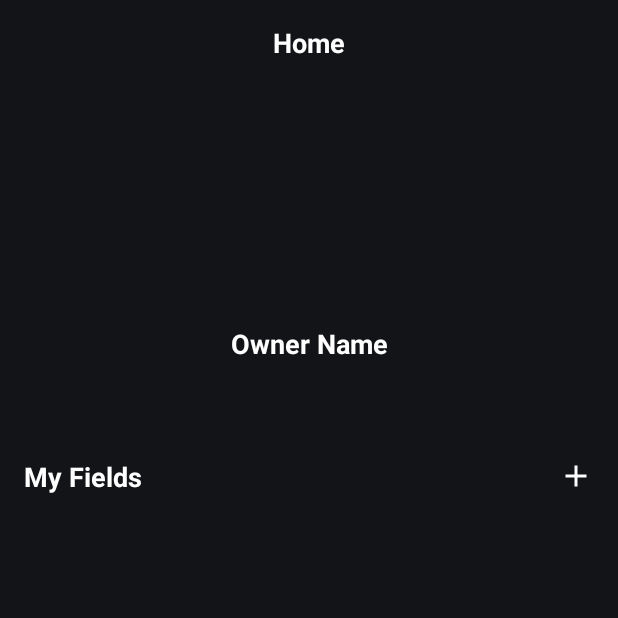
After one commit to mohamed-mahdy-7/KooraHour, an Android app: the fragment OwnerProfileFragment shown on its own in the app's theme, on a phone screen of 412 x 824 dp, the top half of it. The commit adds this screen. Run offline under Robolectric (Android 15) with nearby library versions, the phone set to English and light mode, and no system bars; our stand-ins replace CircleImageView.

Commit message:
create the xml file of OwnerProfileFragment.kt

```diff
--- /dev/null
+++ b/app/src/main/java/com/hundredcode/koorahour/ui/activity/OwnerProfileFragment.kt
@@ -0,0 +1,60 @@
+package com.hundredcode.koorahour.ui.activity
+
+import android.os.Bundle
+import androidx.fragment.app.Fragment
+import android.view.LayoutInflater
+import android.view.View
+import android.view.ViewGroup
+import com.hundredcode.koorahour.R
+
+// TODO: Rename parameter arguments, choose names that match
+// the fragment initialization parameters, e.g. ARG_ITEM_NUMBER
+private const val ARG_PARAM1 = "param1"
+private const val ARG_PARAM2 = "param2"
+
+/**
+ * A simple [Fragment] subclass.
+ * Use the [OwnerProfileFragment.newInstance] factory method to
+ * create an instance of this fragment.
+ */
+class OwnerProfileFragment : Fragment() {
+    // TODO: Rename and change types of parameters
+    private var param1: String? = null
+    private var param2: String? = null
+
+    override fun onCreate(savedInstanceState: Bundle?) {
+        super.onCreate(savedInstanceState)
+        arguments?.let {
+            param1 = it.getString(ARG_PARAM1)
+            param2 = it.getString(ARG_PARAM2)
+        }
+    }
+
+    override fun onCreateView(
+        inflater: LayoutInflater, container: ViewGroup?,
+        savedInstanceState: Bundle?
+    ): View? {
+        // Inflate the layout for this fragment
+        return inflater.inflate(R.layout.fragment_owner_profile, container, false)
+    }
+
+    companion object {
+        /**
+         * Use this factory method to create a new instance of
+         * this fragment using the provided parameters.
+         *
+         * @param param1 Parameter 1.
+         * @param param2 Parameter 2.
+         * @return A new instance of fragment OwnerProfileFragment.
+         */
+        // TODO: Rename and change types and number of parameters
+        @JvmStatic
+        fun newInstance(param1: String, param2: String) =
+            OwnerProfileFragment().apply {
+                arguments = Bundle().apply {
+                    putString(ARG_PARAM1, param1)
+                    putString(ARG_PARAM2, param2)
+                }
+            }
+    }
+}
--- /dev/null
+++ b/app/src/main/res/drawable/add_icon.xml
@@ -0,0 +1,5 @@
+<vector xmlns:android="http://schemas.android.com/apk/res/android" android:height="24dp" android:tint="@color/white" android:viewportHeight="960" android:viewportWidth="960" android:width="24dp">
+
+    <path android:fillColor="@android:color/white" android:pathData="M440,520L200,520L200,440L440,440L440,200L520,200L520,440L760,440L760,520L520,520L520,760L440,760L440,520Z"/>
+
+</vector>
--- /dev/null
+++ b/app/src/main/res/layout/fragment_owner_profile.xml
@@ -0,0 +1,100 @@
+<?xml version="1.0" encoding="utf-8"?>
+<FrameLayout xmlns:android="http://schemas.android.com/apk/res/android"
+    xmlns:tools="http://schemas.android.com/tools"
+    android:layout_width="match_parent"
+    android:layout_height="match_parent"
+    xmlns:app="http://schemas.android.com/apk/res-auto"
+    tools:context=".ui.activity.OwnerProfileFragment"
+    android:background="@color/black"
+    android:padding="16dp"
+    >
+    <androidx.constraintlayout.widget.ConstraintLayout
+       android:layout_width="match_parent"
+       android:layout_height="match_parent"
+       >
+       <TextView
+           android:id="@+id/profile_tv"
+           android:layout_width="wrap_content"
+           android:layout_height="wrap_content"
+           android:paddingBottom="32dp"
+           android:text="@string/home"
+           android:textColor="@color/white"
+           android:textSize="18sp"
+           android:textStyle="bold"
+           app:layout_constraintEnd_toEndOf="parent"
+           app:layout_constraintStart_toStartOf="parent"
+           app:layout_constraintTop_toTopOf="parent" />
+
+       <de.hdodenhof.circleimageview.CircleImageView
+           android:id="@+id/profile_image"
+           android:layout_width="128dp"
+           android:layout_height="128dp"
+           android:layout_margin="8dp"
+           app:civ_border_color="#FF000000"
+           app:civ_border_width="2dp"
+           app:layout_constraintEnd_toEndOf="parent"
+           app:layout_constraintStart_toStartOf="parent"
+           app:layout_constraintTop_toBottomOf="@id/profile_tv"
+           tools:src="@tools:sample/avatars" />
+       <TextView
+           android:id="@+id/owner_name_tv"
+           android:layout_width="wrap_content"
+           android:layout_height="wrap_content"
+           android:layout_margin="8dp"
+           android:text="@string/owner_name"
+           android:textColor="@color/white"
+           android:textSize="18sp"
+           android:textStyle="bold"
+           app:layout_constraintEnd_toEndOf="parent"
+           app:layout_constraintStart_toStartOf="parent"
+           app:layout_constraintTop_toBottomOf="@id/profile_image" />
+
+       <TextView
+           android:id="@+id/owner_phone_number"
+           android:layout_width="wrap_content"
+           android:layout_height="48dp"
+           android:gravity="center"
+           android:focusable="true"
+           android:textColor="@color/blue"
+           android:textSize="16sp"
+           app:layout_constraintEnd_toEndOf="parent"
+           app:layout_constraintStart_toStartOf="parent"
+           app:layout_constraintTop_toBottomOf="@id/owner_name_tv"
+           tools:text="01205500965"
+           android:clickable="true"
+           android:autoLink="phone"
+           />
+       <TextView
+           android:id="@+id/my_fields_tv"
+           android:layout_width="wrap_content"
+           android:layout_height="wrap_content"
+           app:layout_constraintTop_toBottomOf="@id/owner_phone_number"
+           app:layout_constraintStart_toStartOf="parent"
+           android:text="@string/my_fields"
+           android:textSize="18sp"
+           android:textStyle="bold"
+           android:textColor="@color/white"
+           android:layout_marginTop="16dp"
+           />
+       <ImageView
+           android:id="@+id/add_icon"
+           android:layout_width="wrap_content"
+           android:layout_height="wrap_content"
+           android:contentDescription="@string/add_icon"
+           app:layout_constraintTop_toTopOf="@id/my_fields_tv"
+           app:layout_constraintEnd_toEndOf="parent"
+           android:src="@drawable/add_icon"
+
+           />
+       <androidx.recyclerview.widget.RecyclerView
+           android:id="@+id/fields_rv"
+           android:layout_width="match_parent"
+           android:layout_height="0dp"
+           app:layout_constraintTop_toBottomOf="@id/my_fields_tv"
+           app:layout_constraintBottom_toBottomOf="parent"
+           android:orientation="horizontal"
+           android:layout_marginVertical="16dp"
+           />
+   </androidx.constraintlayout.widget.ConstraintLayout>
+
+</FrameLayout>
--- a/app/src/main/res/values/colors.xml
+++ b/app/src/main/res/values/colors.xml
@@ -1,7 +1,8 @@
 <?xml version="1.0" encoding="utf-8"?>
 <resources>
-    <color name="black">#FF000000</color>
+    <color name="black">#121417</color>
     <color name="white">#FFFFFFFF</color>
     <color name="gray">#545557</color>
     <color name="lightGray">#9cabba</color>
+    <color name="blue">#1886f7</color>
 </resources>
--- a/app/src/main/res/values/strings.xml
+++ b/app/src/main/res/values/strings.xml
@@ -9,4 +9,11 @@
     <string name="notification">Notification</string>
     <string name="help">Help</string>
     <string name="account">Account</string>
+    <string name="phone_number">phone number</string>
+    <string name="home">Home</string>
+    <string name="owner_name">Owner Name</string>
+    <string name="my_fields">My Fields</string>
+    <string name="field_name">Field Name</string>
+    <string name="field_image">field image</string>
+    <string name="add_icon">Add icon</string>
 </resources>
```
Also changed, not shown: app/src/main/res/drawable/phone_icon.xml (added, +13 -0 lines), app/src/main/res/layout/fragment_player_profile_fragment.xml (+35 -2 lines), app/src/main/res/layout/item_field.xml (added, +44 -0 lines), app/src/main/java/com/hundredcode/koorahour/ui/activity/PlayerProfileFragment.kt (renamed from app/src/main/java/com/hundredcode/koorahour/ui/activity/player_profile_fragment.kt).
